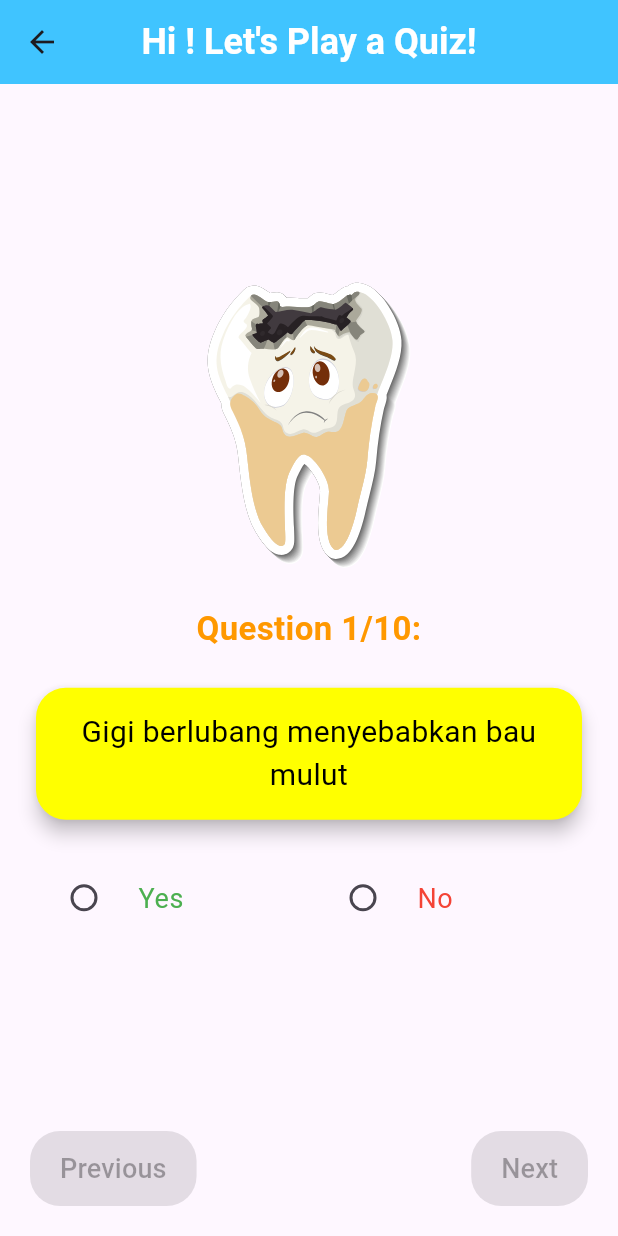
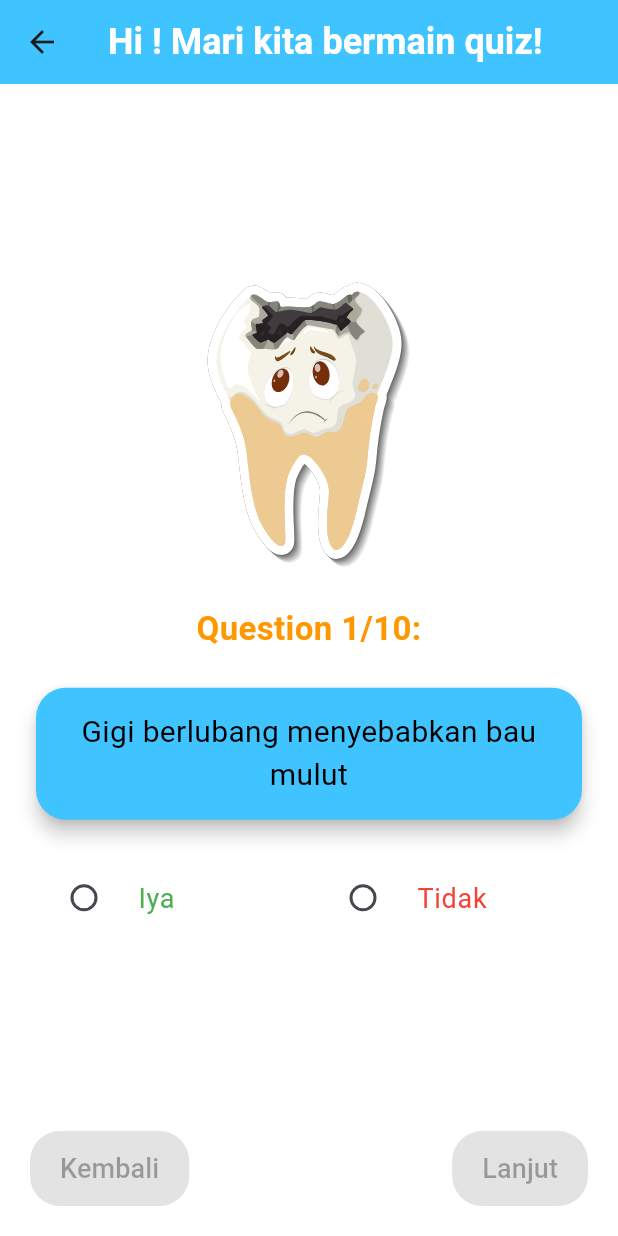
Before and after one commit to KeaneAthallah/denkids, a Flutter app: the QuizPage screen opened directly with empty values, on a phone screen of 412 x 824 dp. Run offline on Flutter 3.47's test engine with Material 3 defaults, Android fonts, the phone set to English and light mode, and no system bars; our stand-ins replace cloud_firestore, firebase_core, flutter_svg, get, video_player; accounts and stored records are empty; Roboto replaces fonts that are missing (ComicSans).

```diff
--- a/lib/main.dart
+++ b/lib/main.dart
@@ -17,6 +17,11 @@ class MyApp extends StatelessWidget {
   Widget build(BuildContext context) {
     return GetMaterialApp(
       debugShowCheckedModeBanner: false,
+      title: 'DenKids',
+      theme: ThemeData(
+        scaffoldBackgroundColor:
+            const Color(0xffffffff), // Set the background color here
+      ),
       home: HomePage(),
     );
   }
--- a/lib/pages/quiz_page.dart
+++ b/lib/pages/quiz_page.dart
@@ -44,19 +44,19 @@ class _QuizPageState extends State<QuizPage> {
   final List<String> images = [
     "assets/images/image1.svg",
     "assets/images/image2.svg",
+    "assets/images/image4.svg",
+    "assets/images/image6.svg",
     "assets/images/image3.svg",
-    "assets/images/image4.svg",
-    "assets/images/image5.svg",
-    "assets/images/image6.svg",
+    "assets/images/image2.svg",
     "assets/images/image7.svg",
     "assets/images/image8.svg",
-    "assets/images/image9.svg",
-    "assets/images/image10.svg",
+    "assets/images/image5.svg",
+    "assets/images/image1.svg",
   ];
 
   // Function to handle the submission of the quiz
   void _submitQuiz() async {
-    String result = "Great job ${widget.nameId}! Here are your answers:\n\n";
+    String result = "Kerja Bagus ${widget.nameId}! Ini Jawaban kamu:\n\n";
     List<String> userAnswers = [];
 
     for (int i = 0; i < answers.length; i++) {
@@ -82,7 +82,7 @@ class _QuizPageState extends State<QuizPage> {
           return AlertDialog(
             backgroundColor: Colors.lightBlue.shade100,
             title: const Text(
-              "Awesome!",
+              "Hebat!",
               style: TextStyle(
                 fontSize: 26,
                 fontWeight: FontWeight.bold,
@@ -134,7 +134,7 @@ class _QuizPageState extends State<QuizPage> {
         backgroundColor: Colors.lightBlueAccent,
         centerTitle: true,
         title: Text(
-          'Hi ${widget.nameId}! Let\'s Play a Quiz!',
+          'Hi ${widget.nameId}! Mari kita bermain quiz!',
           style: const TextStyle(
             fontSize: 24,
             fontWeight: FontWeight.bold,
@@ -173,7 +173,7 @@ class _QuizPageState extends State<QuizPage> {
 
                   // Wrap question text in a card with padding and rounded corners
                   Card(
-                    color: Colors.yellowAccent,
+                    color: Colors.lightBlueAccent,
                     elevation: 5,
                     shape: RoundedRectangleBorder(
                       borderRadius: BorderRadius.circular(20),
@@ -199,7 +199,7 @@ class _QuizPageState extends State<QuizPage> {
                       Expanded(
                         child: RadioListTile<bool>(
                           title: const Text(
-                            "Yes",
+                            "Iya",
                             style: TextStyle(fontSize: 18, color: Colors.green),
                           ),
                           value: true,
@@ -214,7 +214,7 @@ class _QuizPageState extends State<QuizPage> {
                       Expanded(
                         child: RadioListTile<bool>(
                           title: const Text(
-                            "No",
+                            "Tidak",
                             style: TextStyle(fontSize: 18, color: Colors.red),
                           ),
                           value: false,
@@ -248,7 +248,7 @@ class _QuizPageState extends State<QuizPage> {
                   ),
                   onPressed:
                       currentQuestionIndex == 0 ? null : _previousQuestion,
-                  child: const Text("Previous", style: TextStyle(fontSize: 18)),
+                  child: const Text("Kembali", style: TextStyle(fontSize: 18)),
                 ),
                 ElevatedButton(
                   style: ElevatedButton.styleFrom(
@@ -266,8 +266,8 @@ class _QuizPageState extends State<QuizPage> {
                       : null,
                   child: Text(
                     currentQuestionIndex == questions.length - 1
-                        ? "Submit"
-                        : "Next",
+                        ? "Selesai"
+                        : "Lanjut",
                     style: const TextStyle(fontSize: 18),
                   ),
                 ),
--- a/lib/pages/video_page.dart
+++ b/lib/pages/video_page.dart
@@ -47,7 +47,7 @@ class VideoPageState extends State<VideoPage> {
       appBar: AppBar(
         centerTitle: true,
         title: const Text(
-          "Cabut gigi!",
+          "Animasi Denkids",
           style: TextStyle(fontWeight: FontWeight.w600, fontSize: 20),
         ),
       ),
--- a/pubspec.yaml
+++ b/pubspec.yaml
@@ -39,6 +39,12 @@ dependencies:
   get: ^4.6.6
   video_player: ^2.9.1
   cloud_firestore: ^5.4.0
+  flutter_launcher_icons: "^0.14.1"
+
+flutter_launcher_icons:
+  android: "launcher_icon"
+  ios: true
+  image_path: "assets/images/logo.png"
 
 dev_dependencies:
   flutter_test:
```
Also changed, not shown: assets/images/logo.png (added), pubspec.lock, 30 other files.
